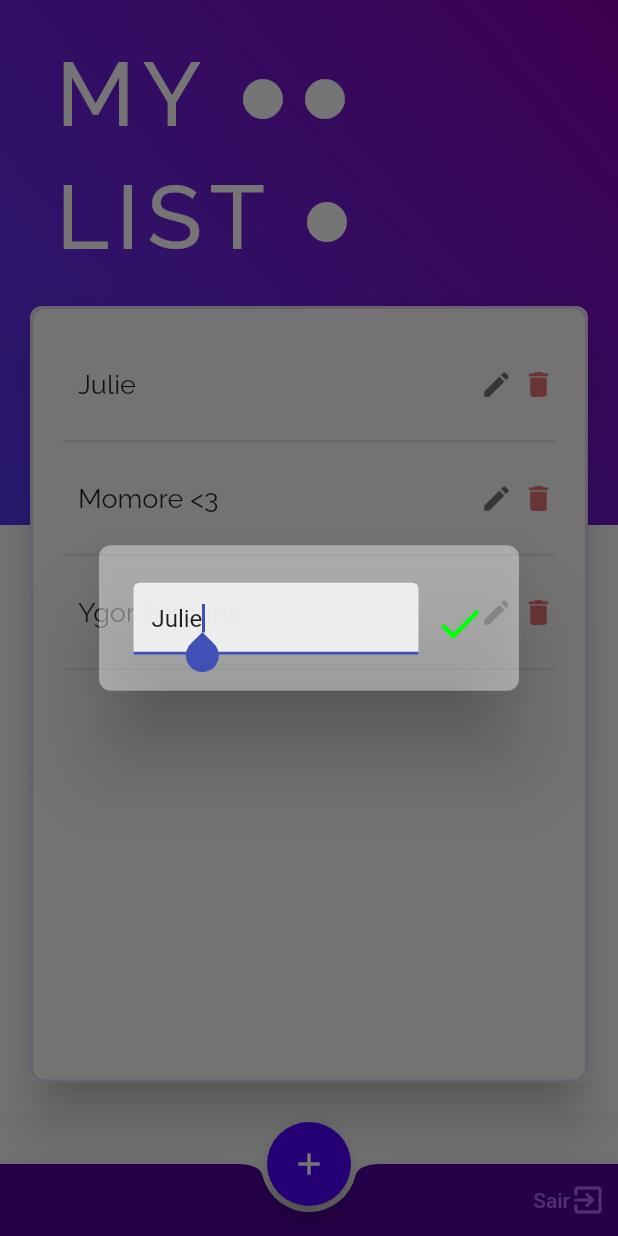
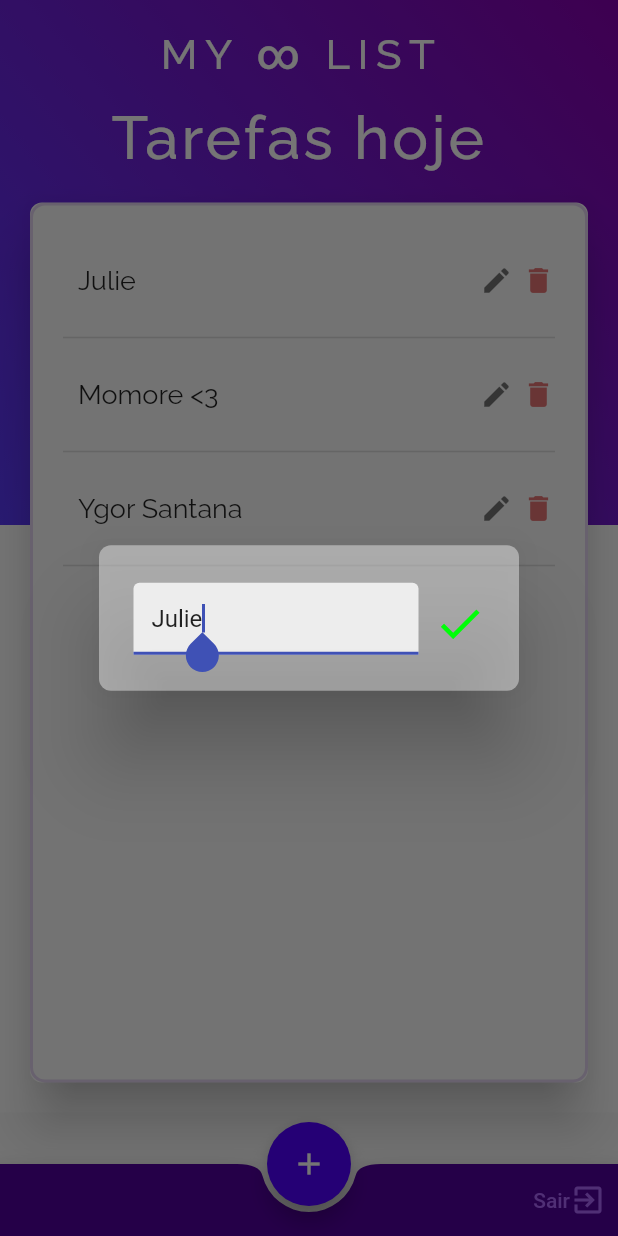
Before and after one commit to rsjulie/todo_list, a Flutter app: the HomePage screen opened by its route, after a tap on the "edit" icon, on a phone screen of 412 x 824 dp. Run offline on Flutter 3.47's test engine with Material 2 defaults, Android fonts, the phone set to English and light mode, and no system bars; our stand-ins replace get, google_fonts.

Commit message:
last commit

```diff
--- a/lib/app/components/item_tile.dart
+++ b/lib/app/components/item_tile.dart
@@ -1,9 +1,10 @@
 import 'package:flutter/material.dart';
 import 'package:google_fonts/google_fonts.dart';
+import 'package:provider/provider.dart';
+import 'package:todo_list/app/models/item.dart';
 
 class ItemTile extends StatefulWidget {
-  String name;
-  ItemTile({Key? key, required this.name}) : super(key: key);
+  const ItemTile({Key? key}) : super(key: key);
 
   @override
   State<ItemTile> createState() => _ItemTileState();
@@ -20,10 +21,12 @@ class _ItemTileState extends State<ItemTile> {
 
   @override
   Widget build(BuildContext context) {
+    final provider = Provider.of<ItemModel>(context);
+    final loadedItem = provider;
     return InkWell(
       onTap: () {
         setState(() {
-          strikedText = !strikedText;
+          loadedItem.toggleDone();
         });
       },
       child: Container(
@@ -39,14 +42,14 @@ class _ItemTileState extends State<ItemTile> {
                     children: [
                       Expanded(
                         child: Text(
-                          widget.name,
+                          loadedItem.item,
                           style: GoogleFonts.raleway(
                               fontSize: 18,
-                              textStyle: strikedText
+                              textStyle: loadedItem.isDone
                                   ? const TextStyle(
                                       color: Color.fromARGB(255, 195, 195, 195))
                                   : const TextStyle(),
-                              decoration: strikedText
+                              decoration: loadedItem.isDone
                                   ? TextDecoration.lineThrough
                                   : TextDecoration.none),
                         ),
--- a/lib/app/components/edit_dialog.dart
+++ b/lib/app/components/update_dialog.dart
@@ -1,42 +1,43 @@
 import 'package:flutter/material.dart';
 import 'package:get/get.dart';
+import 'package:provider/provider.dart';
+import 'package:todo_list/app/models/item.dart';
+import 'package:todo_list/app/models/item_list.dart';
 import 'package:todo_list/app/repositories/listitems_repository.dart';
 
-class EditDialog extends StatefulWidget {
-  String? item;
-  final int index;
-  final void Function(int, int) edit;
+class UpdateDialog extends StatefulWidget {
+  ItemModel item;
+  final void Function(ItemModel) update;
 
-  EditDialog({Key? key, this.index = 0, this.item, required this.edit})
-      : super(key: key);
+  UpdateDialog({
+    Key? key,
+    required this.item,
+    required this.update,
+  }) : super(key: key);
 
   @override
-  State<EditDialog> createState() => _EditDialogState();
+  State<UpdateDialog> createState() => _UpdateDialogState();
 }
 
-class _EditDialogState extends State<EditDialog> {
+class _UpdateDialogState extends State<UpdateDialog> {
   final formKey = GlobalKey<FormState>();
 
-  TextEditingController editcontroller = TextEditingController();
+  TextEditingController updatecontroller = TextEditingController();
 
   ListItemsRepository repository = ListItemsRepository();
 
   @override
   void initState() {
     super.initState();
-    editcontroller = TextEditingController(text: widget.item);
+    updatecontroller = TextEditingController(text: widget.item.item);
   }
 
   _submit() {
     formKey.currentState?.save();
-    widget.edit(widget.index, widget.index);
-    // widget.edit(
-    //   ItemModel(
-    //     id: Random().nextInt(100).toString(),
-    //     item: editcontroller.text,
-    //   ),
-    // );
+    widget.item.item = updatecontroller.text;
+    widget.update(widget.item);
     Get.back();
+    Provider.of<ItemList>(context, listen: false).loadIems();
   }
 
   @override
@@ -49,7 +50,7 @@ class _EditDialogState extends State<EditDialog> {
           children: [
             Expanded(
               child: TextFormField(
-                controller: editcontroller..text,
+                controller: updatecontroller..text,
                 autofocus: true,
                 decoration: const InputDecoration(
                     filled: true,
--- a/lib/app/models/item.dart
+++ b/lib/app/models/item.dart
@@ -1,11 +1,11 @@
 import 'package:flutter/material.dart';
 
 class ItemModel with ChangeNotifier {
-  final String id;
+  final String? id;
   late String item;
   late bool isDone;
 
-  ItemModel({required this.id, required this.item, required this.isDone});
+  ItemModel({this.id, required this.item, this.isDone = false});
 
   toggleDone() {
     isDone = !isDone;
--- a/lib/app/modules/home/home_controller.dart
+++ b/lib/app/modules/home/home_controller.dart
@@ -1,4 +1,3 @@
-import 'package:flutter/material.dart';
 import 'package:get/get.dart';
 import 'package:todo_list/app/models/item.dart';
 import 'package:todo_list/app/models/item_list.dart';
@@ -8,8 +7,6 @@ class HomeController extends GetxController {
   Rx<List<ItemList>> list = Rx<List<ItemList>>([]);
   final ListItemsRepository _listRepository;
   final home = <ItemModel>[].obs;
-  final editTaskEC = TextEditingController();
-  final _addTaskEC = TextEditingController();
 
   HomeController({required ListItemsRepository listRepository})
       : _listRepository = listRepository;
--- a/lib/app/modules/home/home_page.dart
+++ b/lib/app/modules/home/home_page.dart
@@ -3,8 +3,9 @@ import 'package:flutter/material.dart';
 import 'package:google_fonts/google_fonts.dart';
 import 'package:provider/provider.dart';
 import 'package:todo_list/app/components/add_dialog.dart';
-import 'package:todo_list/app/components/edit_dialog.dart';
+import 'package:todo_list/app/components/update_dialog.dart';
 import 'package:todo_list/app/components/item_tile.dart';
+import 'package:todo_list/app/models/item.dart';
 import 'package:todo_list/app/models/item_list.dart';
 import './home_controller.dart';
 
@@ -26,15 +27,12 @@ class HomePage extends GetView<HomeController> {
     );
   }
 
-  editDialog(index, item) async {
+  updateDialog(ItemList loadedItems, ItemModel item) async {
     await Get.defaultDialog(
       radius: 8,
-      content: EditDialog(
-        index: index,
+      content: UpdateDialog(
         item: item,
-        edit: (_, __) {
-          print('object');
-        },
+        update: loadedItems.updateItem,
       ),
       title: '',
       backgroundColor: const Color.fromARGB(106, 255, 255, 255),
@@ -64,7 +62,9 @@ class HomePage extends GetView<HomeController> {
             mainAxisAlignment: MainAxisAlignment.end,
             children: [
               TextButton(
-                onPressed: () {},
+                onPressed: () {
+                  Get.back();
+                },
                 child: Row(
                   children: const [
                     Text(
@@ -109,13 +109,31 @@ class HomePage extends GetView<HomeController> {
                             Padding(
                               padding: const EdgeInsets.only(
                                   bottom: 20, left: 15, right: 30),
-                              child: Text('MY ●● LIST ●',
-                                  style: GoogleFonts.raleway(
+                              child: Column(
+                                children: [
+                                  Text(
+                                    'MY ∞ LIST',
+                                    style: GoogleFonts.raleway(
                                       textStyle: const TextStyle(
                                           color: Colors.white,
                                           letterSpacing: 5,
-                                          fontSize: 60,
-                                          fontWeight: FontWeight.w500))),
+                                          fontSize: 28,
+                                          fontWeight: FontWeight.w500),
+                                    ),
+                                  ),
+                                  const SizedBox(height: 15),
+                                  Text(
+                                    'Tarefas hoje',
+                                    style: GoogleFonts.raleway(
+                                      textStyle: const TextStyle(
+                                          color: Colors.white,
+                                          letterSpacing: 2,
+                                          fontSize: 40,
+                                          fontWeight: FontWeight.w500),
+                                    ),
+                                  )
+                                ],
+                              ),
                             ),
                             Expanded(
                               child: Material(
@@ -140,16 +158,18 @@ class HomePage extends GetView<HomeController> {
                                             Row(
                                               children: [
                                                 Expanded(
-                                                  child: ItemTile(
-                                                      name: loadedItems
-                                                          .items[index].item),
+                                                  child: ChangeNotifierProvider(
+                                                    create: (_) => loadedItems
+                                                        .items[index],
+                                                    child: const ItemTile(),
+                                                  ),
                                                 ),
                                                 IconButton(
-                                                  onPressed: () async {
-                                                    editDialog(
-                                                        index,
-                                                        controller
-                                                            .home[index].item);
+                                                  onPressed: () {
+                                                    updateDialog(
+                                                        loadedItems,
+                                                        loadedItems
+                                                            .items[index]);
                                                   },
                                                   constraints:
                                                       const BoxConstraints(
@@ -166,8 +186,10 @@ class HomePage extends GetView<HomeController> {
                                                 const SizedBox(width: 5),
                                                 IconButton(
                                                   onPressed: () {
-                                                    loadedItems.items
-                                                        .removeAt(index);
+                                                    loadedItems.removeItem(
+                                                        index,
+                                                        loadedItems
+                                                            .items[index]);
                                                   },
                                                   constraints:
                                                       const BoxConstraints(
```
Also changed, not shown: lib/app/components/add_dialog.dart (+2 -9 lines), lib/app/models/item_list.dart (+17 -22 lines), pubspec.lock, 1 other file.
